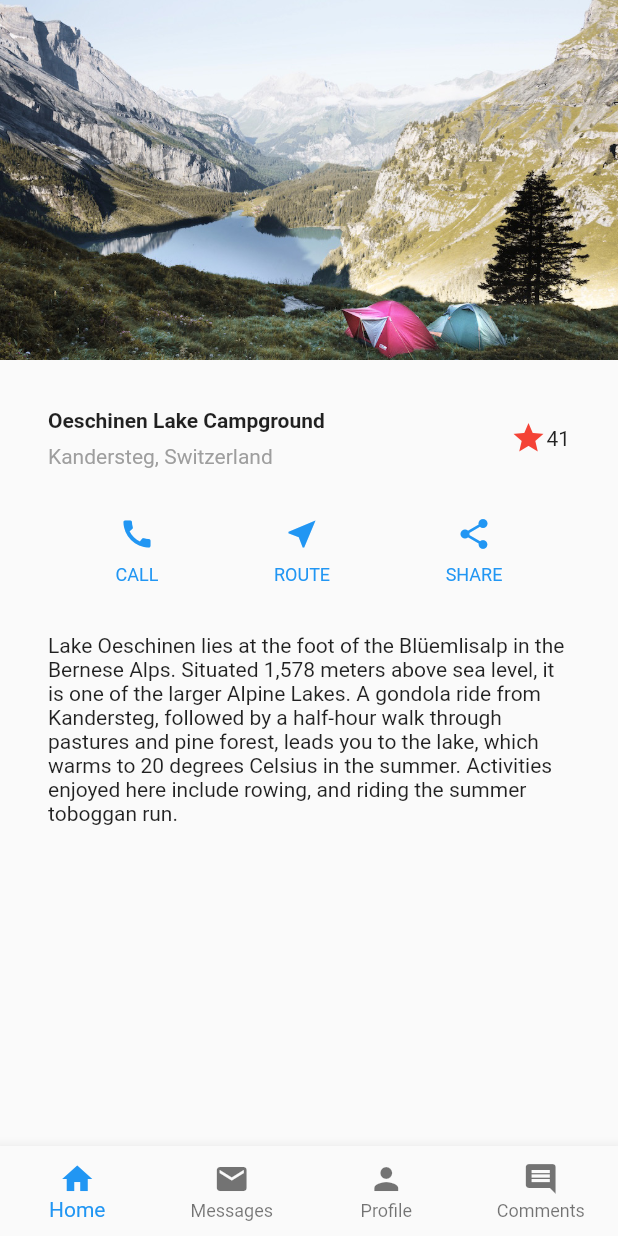
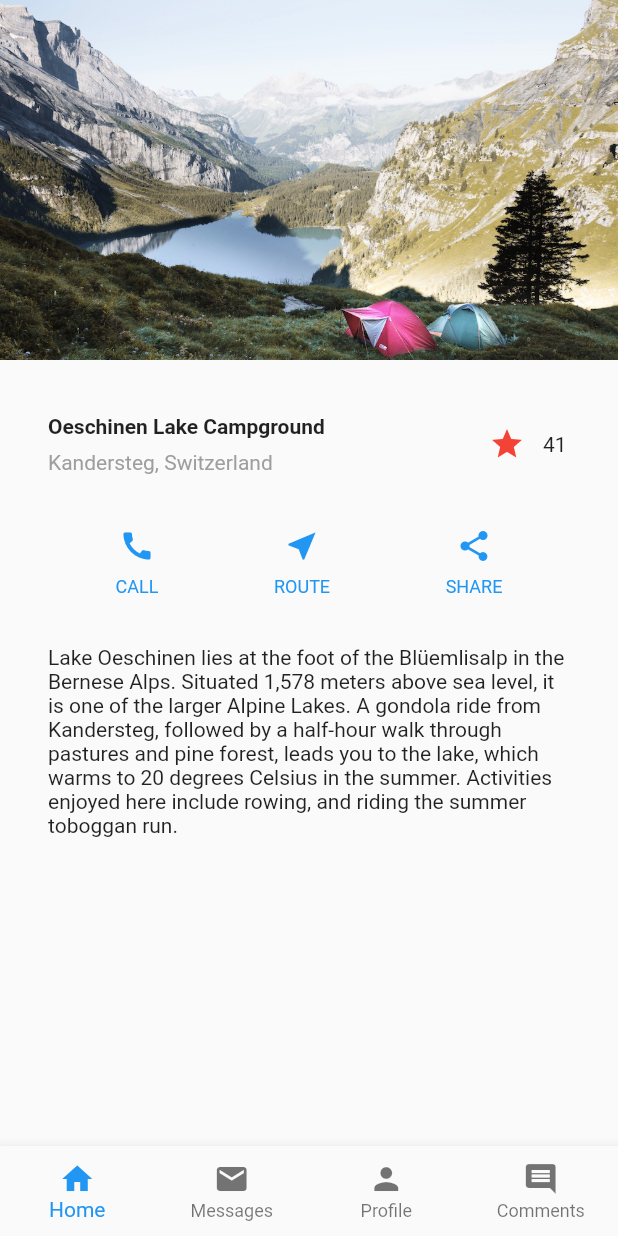
Before and after one commit to ymdarake/FlutterLayoutDemo, a Flutter app: the screen it shows after launch, on a phone screen of 412 x 824 dp. Run offline on Flutter 3.47's test engine with Material 2 defaults, Android fonts, the phone set to English and light mode, and no system bars.

Commit message:
[add]FavoriteWidget

```diff
--- a/lib/screens/HomeScreen.dart
+++ b/lib/screens/HomeScreen.dart
@@ -1,6 +1,7 @@
 import 'package:flutter/material.dart';
 import 'package:flutter/rendering.dart';
 import '../widgets/BottomNavigationBar.dart' as NavBar;
+import '../widgets/FavoriteWidget.dart';
 import '../routes.dart';
 
 class HomeScreen extends StatefulWidget {
@@ -38,11 +39,7 @@ class HomeScreenState extends State<HomeScreen> {
                   )
                 ],
               )),
-          Icon(
-            Icons.star,
-            color: Colors.red[500],
-          ),
-          Text('41'),
+          FavoriteWidget(),
         ],
       ),
     );
--- /dev/null
+++ b/lib/widgets/FavoriteWidget.dart
@@ -0,0 +1,42 @@
+import 'package:flutter/material.dart';
+
+class FavoriteWidget extends StatefulWidget {
+  @override
+  _FavoriteWidgetState createState() => _FavoriteWidgetState();
+}
+
+class _FavoriteWidgetState extends State<FavoriteWidget> {
+  bool _isFavorited = true;
+  int _favoriteCount = 41;
+
+  @override
+  Widget build(BuildContext context) {
+    return Row(
+      mainAxisSize: MainAxisSize.min,
+      children: <Widget>[
+        Container(
+          padding: EdgeInsets.all(0.0),
+          child: IconButton(
+              icon: _isFavorited ? Icon(Icons.star) : Icon(Icons.star_border),
+              color: Colors.red[500],
+              onPressed: _toggleFavorite,
+          ),
+        ),
+        SizedBox(
+          width: 18.0,
+          child: Container(
+            child: Text('$_favoriteCount'),
+          ),
+        ),
+      ],
+    );
+  }
+
+  void _toggleFavorite() {
+    setState(() {
+      _favoriteCount = _favoriteCount + (_isFavorited ? (-1) : 1);
+      _isFavorited = !_isFavorited;
+    });
+  }
+
+}
```
